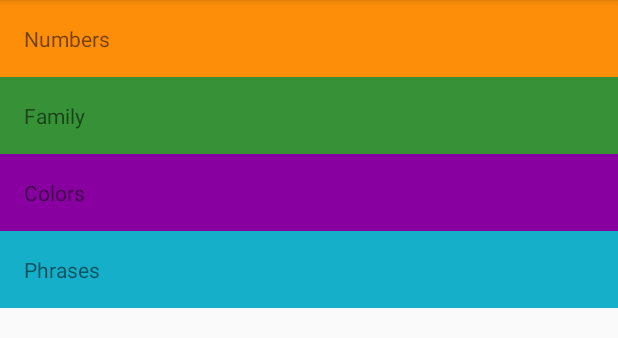
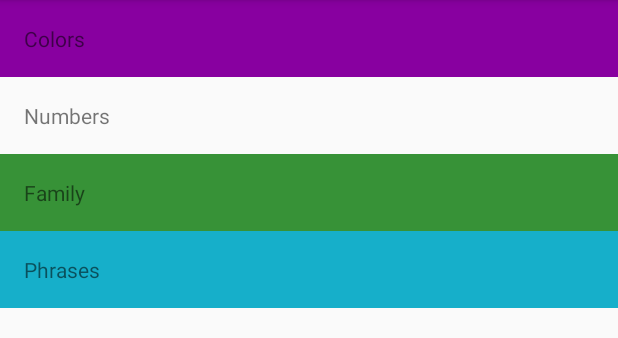
Before and after one commit to alveis/miwok, an Android app: the screen it shows after launch (MainActivity), on a phone screen of 412 x 824 dp, the part 84-422 px from its top. Run offline under Robolectric (Android 15) with nearby library versions, the phone set to English and light mode, and no system bars.

Commit message:
a little house keeping

```diff
--- a/app/src/main/res/layout/activity_main.xml
+++ b/app/src/main/res/layout/activity_main.xml
@@ -7,12 +7,20 @@
     tools:context=".MainActivity">
 
     <TextView
+        android:id="@+id/colors"
         android:layout_width="match_parent"
         android:layout_height="wrap_content"
-        android:text="Numbers"
+        android:background="@color/category_colors"
         android:padding="16dp"
-        android:background="@color/category_numbers"
-        android:id="@+id/numbers" />
+        android:text="Colors" />
+
+    <TextView
+        android:id="@+id/numbers"
+        android:layout_width="match_parent"
+        android:layout_height="wrap_content"
+        android:background="?android:attr/selectableItemBackground"
+        android:padding="16dp"
+        android:text="Numbers" />
 
     <TextView
         android:layout_width="match_parent"
@@ -25,14 +33,6 @@
     <TextView
         android:layout_width="match_parent"
         android:layout_height="wrap_content"
-        android:padding="16dp"
-        android:background="@color/category_colors"
-        android:text="Colors"
-        android:id="@+id/colors" />
-
-    <TextView
-        android:layout_width="match_parent"
-        android:layout_height="wrap_content"
         android:background="@color/category_phrases"
         android:padding="16dp"
         android:text="Phrases"
```
Also changed, not shown: app/src/main/res/layout/list_item.xml (+15 -4 lines).
